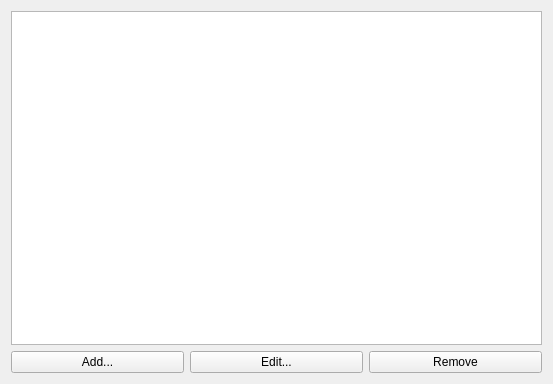
The window that kcms/solid_actions/SolidActions.ui (Sonic-DE/sonic-desktop-interface) describes before a commit, drawn with Qt 5.
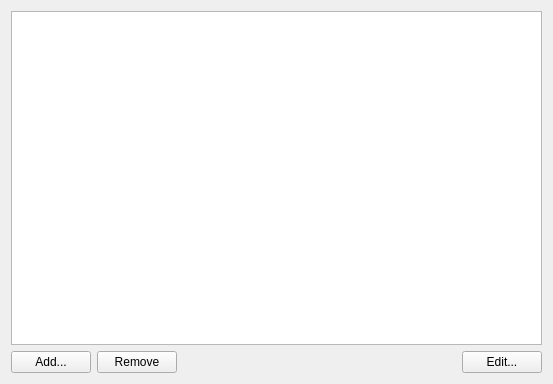
The same window after the commit.

Commit message: kcm solid small change of the entire ux file

```diff
--- a/kcms/solid_actions/SolidActions.ui
+++ b/kcms/solid_actions/SolidActions.ui
@@ -24,6 +24,13 @@
       </widget>
      </item>
      <item row="0" column="1">
+      <widget class="QPushButton" name="PbDeleteAction">
+       <property name="text">
+        <string>Remove</string>
+       </property>
+      </widget>
+     </item>
+     <item row="0" column="3">
       <widget class="QPushButton" name="PbEditAction">
        <property name="text">
         <string>Edit...</string>
@@ -31,11 +38,17 @@
       </widget>
      </item>
      <item row="0" column="2">
-      <widget class="QPushButton" name="PbDeleteAction">
-       <property name="text">
-        <string>Remove</string>
+      <spacer name="horizontalSpacer">
+       <property name="orientation">
+        <enum>Qt::Horizontal</enum>
        </property>
-      </widget>
+       <property name="sizeHint" stdset="0">
+        <size>
+         <width>40</width>
+         <height>20</height>
+        </size>
+       </property>
+      </spacer>
      </item>
     </layout>
    </item>
```
Left out of the diff: 14 changed lines with no effect on the pictures.
